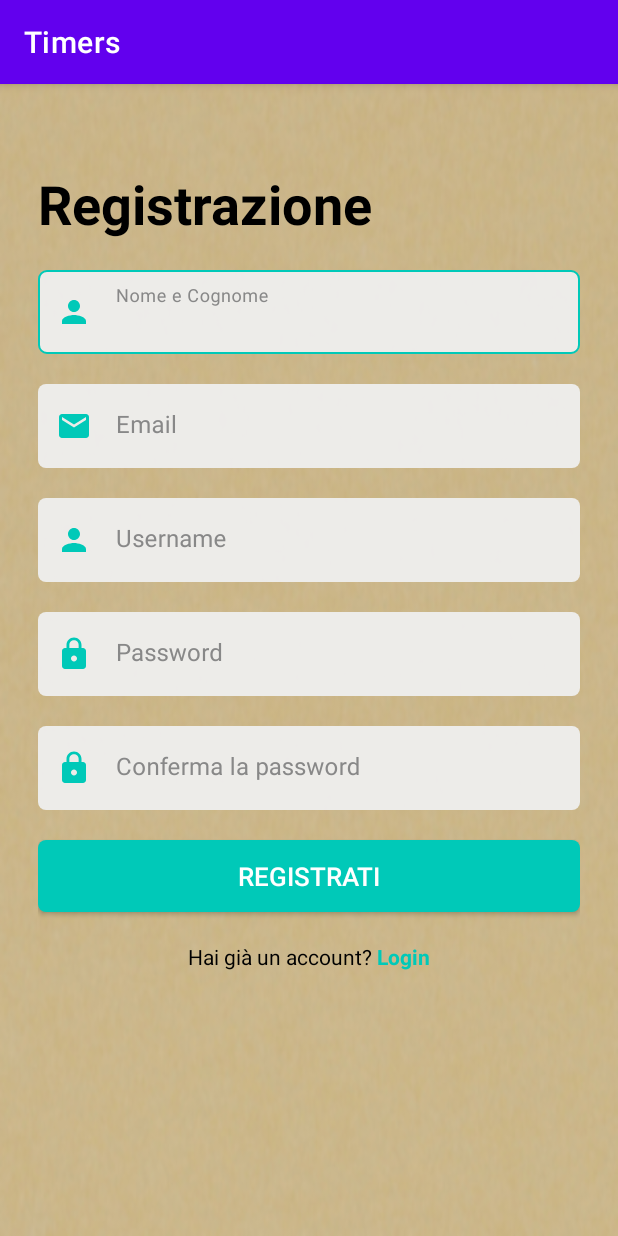
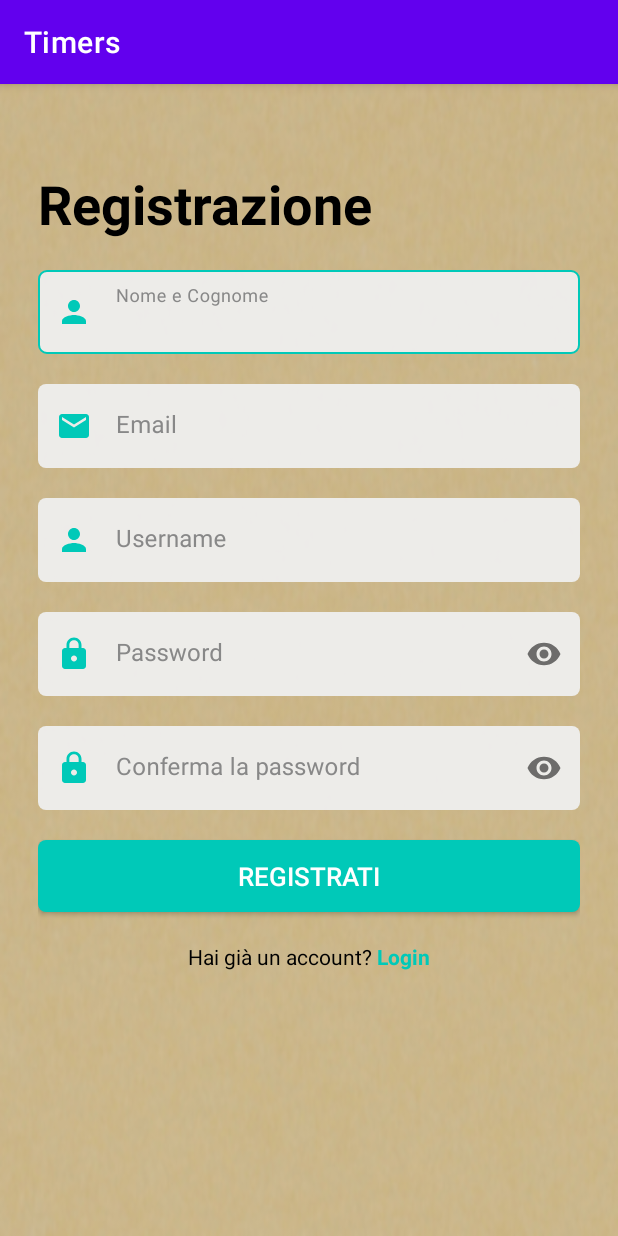
Before and after one commit to LucaPerf/Timers, an Android app: the RegisterActivity screen opened directly, with no data from a screen before it, on a phone screen of 412 x 824 dp. Run offline under Robolectric (Android 15) with nearby library versions, the light colour scheme and no system bars; our stand-ins replace Firebase (no records; nobody signed in at launch, a user with empty details on screens opened directly).

Commit message:
added passwordToggleEnabled

```diff
--- a/app/src/main/res/layout/activity_login.xml
+++ b/app/src/main/res/layout/activity_login.xml
@@ -59,12 +59,14 @@
         app:layout_constraintEnd_toEndOf="parent"
         app:layout_constraintStart_toStartOf="parent"
         app:layout_constraintTop_toBottomOf="@+id/til_username"
-        app:startIconDrawable="@drawable/ic_lock">
+        app:startIconDrawable="@drawable/ic_lock"
+        app:passwordToggleEnabled="true">
 
         <com.google.android.material.textfield.TextInputEditText
             android:id="@+id/et_password"
             android:layout_width="match_parent"
             android:layout_height="wrap_content"
+            android:inputType="textPassword"
             style="@style/TextInputEditText"/>
 
     </com.google.android.material.textfield.TextInputLayout>
--- a/app/src/main/res/layout/activity_register.xml
+++ b/app/src/main/res/layout/activity_register.xml
@@ -89,13 +89,15 @@
         app:layout_constraintEnd_toEndOf="parent"
         app:layout_constraintStart_toStartOf="parent"
         app:layout_constraintTop_toBottomOf="@+id/til_username"
-        app:startIconDrawable="@drawable/ic_lock">
+        app:startIconDrawable="@drawable/ic_lock"
+        app:passwordToggleEnabled="true">
 
         <com.google.android.material.textfield.TextInputEditText
             android:id="@+id/et_password"
             android:layout_width="match_parent"
             android:layout_height="wrap_content"
-            style="@style/TextInputEditText"/>
+            style="@style/TextInputEditText"
+            android:inputType="textPassword"/>
 
     </com.google.android.material.textfield.TextInputLayout>
 
@@ -109,13 +111,15 @@
         app:layout_constraintEnd_toEndOf="parent"
         app:layout_constraintStart_toStartOf="parent"
         app:layout_constraintTop_toBottomOf="@+id/til_password"
-        app:startIconDrawable="@drawable/ic_lock">
+        app:startIconDrawable="@drawable/ic_lock"
+        app:passwordToggleEnabled="true">
 
         <com.google.android.material.textfield.TextInputEditText
             android:id="@+id/et_confirm_password"
             android:layout_width="match_parent"
             android:layout_height="wrap_content"
-            style="@style/TextInputEditText"/>
+            style="@style/TextInputEditText"
+            android:inputType="textPassword"/>
 
     </com.google.android.material.textfield.TextInputLayout>
 
```
